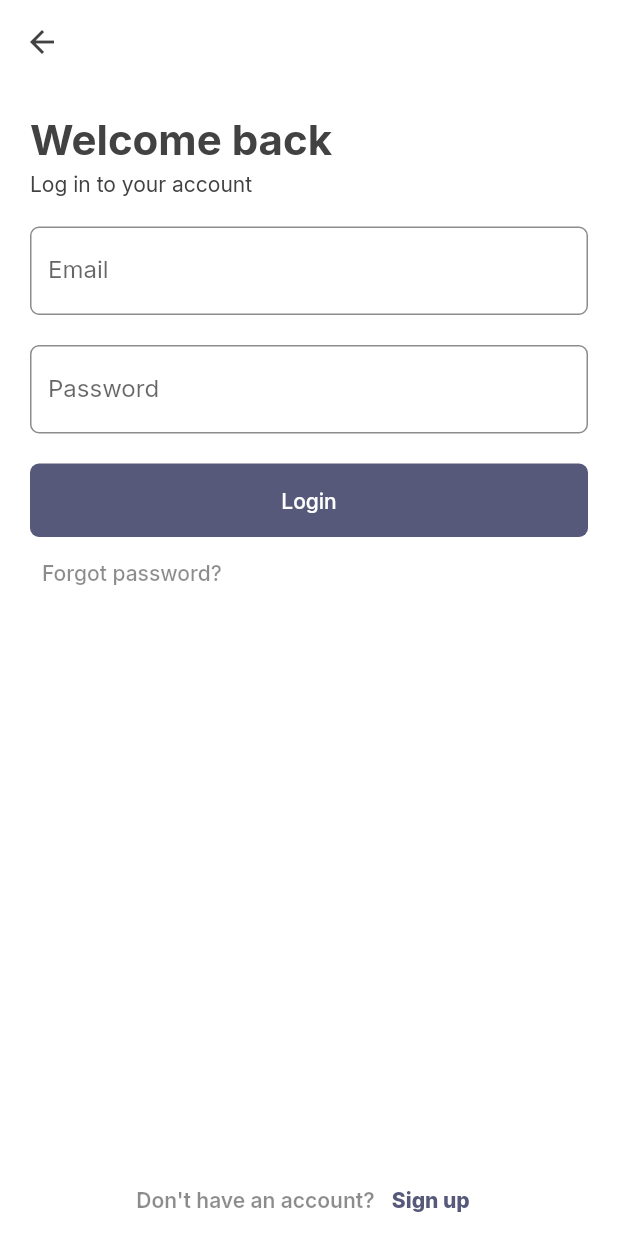
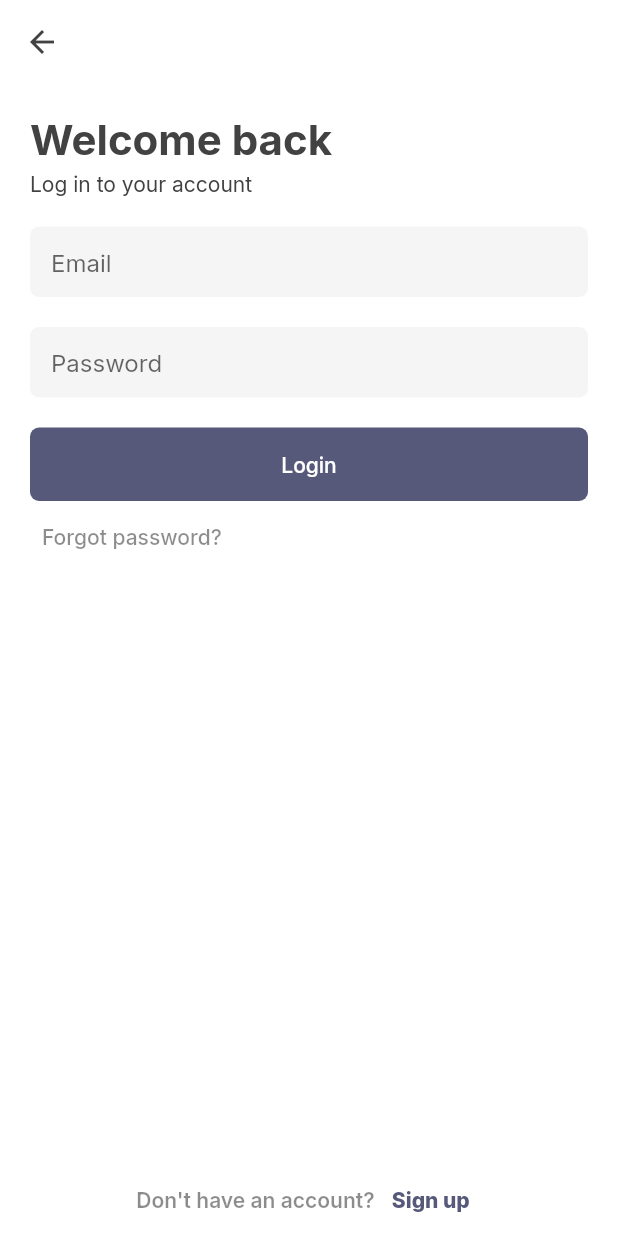
Before and after one commit to fdai3105/flutter_khoaluan_totnghiep, a Flutter app: the LoginScreen screen opened by its route, on a phone screen of 412 x 824 dp. Run offline on Flutter 3.47's test engine with Material 2 defaults, Android fonts, the phone set to English and light mode, and no system bars; our stand-ins replace carousel_slider, dio, flutter_phoenix, flutter_rating_bar, google_fonts, percent_indicator and 5 more; missing offline and left inert: regexpattern; accounts and stored records are empty; statements that could not run were skipped.

Commit message:
remove dead code

```diff
--- a/lib/src/presentation/auth/login/login_screen.dart
+++ b/lib/src/presentation/auth/login/login_screen.dart
@@ -54,15 +54,11 @@ class LoginScreen extends StatelessWidget {
                         WidgetInput(
                           onChanged: (value) => {email = value},
                           hint: 'Email',
-                          focusColor: Colors.black54,
-                          type: TextInputType.emailAddress,
                         ),
                         const SizedBox(height: 20),
                         WidgetInput(
                           onChanged: (value) => {password = value},
                           hint: 'Password',
-                          focusColor: Colors.black54,
-                          isPassword: true,
                         ),
                         const SizedBox(height: 20),
                         WidgetButton(
--- a/lib/src/presentation/auth/register/register_viewmodel.dart
+++ b/lib/src/presentation/auth/register/register_viewmodel.dart
@@ -1,7 +1,7 @@
 import 'package:flutter/cupertino.dart';
 import 'package:flutter/material.dart';
-import 'package:khoaluan_totnghiep_mobile/src/utils/utils.dart';
 import 'package:rxdart/rxdart.dart';
+import '../../../utils/utils.dart';
 import '../../../resources/resources.dart';
 import '../../presentation.dart';
 
--- a/lib/src/presentation/dashboard/user/user_tab.dart
+++ b/lib/src/presentation/dashboard/user/user_tab.dart
@@ -1,6 +1,6 @@
 import 'package:flutter/material.dart';
-import 'package:khoaluan_totnghiep_mobile/src/utils/shared_pref.dart';
 import 'package:persistent_bottom_nav_bar/persistent-tab-view.dart';
+import '../../../utils/utils.dart';
 import '../../../configs/configs.dart';
 import '../../presentation.dart';
 
--- a/lib/src/presentation/widgets/widget_input.dart
+++ b/lib/src/presentation/widgets/widget_input.dart
@@ -2,65 +2,112 @@ import 'package:flutter/material.dart';
 import '../../configs/configs.dart';
 
 class WidgetInput extends StatelessWidget {
-  final ValueChanged<String> onChanged;
-  final bool enableHint;
+  final Function(String) onChanged;
   final String hint;
-  final TextStyle hintStyle;
-  final Color color;
-  final Color focusColor;
-  final BorderRadius borderRadius;
-  final Icon prefixIcon;
-  final Icon sufferIcon;
   final String value;
   final bool readOnly;
-  final TextInputType type;
-  final bool isPassword;
 
   const WidgetInput({
     Key key,
     this.hint,
-    this.enableHint,
-    this.color,
-    this.focusColor,
-    this.borderRadius,
-    this.prefixIcon,
-    this.sufferIcon,
     this.onChanged,
-    this.hintStyle,
-    this.value,
-    this.readOnly = false,
-    this.type,
-    this.isPassword = false,
+    this.value, this.readOnly = false,
   }) : super(key: key);
 
   @override
   Widget build(BuildContext context) {
-    return Theme(
-      data: Theme.of(context)
-          .copyWith(primaryColor: focusColor ?? AppColors.dark45),
+    return Flexible(
+      child: Container(
+        decoration: BoxDecoration(
+          color: Colors.grey.shade100,
+          borderRadius: AppStyles.radiusNormal,
+        ),
         child: TextFormField(
           onChanged: onChanged,
           initialValue: value ?? '',
-        keyboardType: type,
+          readOnly: readOnly,
           decoration: InputDecoration(
-          labelText: hint ?? '',
-          labelStyle: hintStyle == null
-              ? hintStyle
-              : hintStyle.copyWith(color: AppColors.dark45),
-          enabledBorder: OutlineInputBorder(
-            borderRadius: borderRadius ?? AppStyles.radiusNormal,
-            borderSide: BorderSide(color: color ?? AppColors.dark45),
+            hintText: hint ?? '',
+            contentPadding: const EdgeInsets.symmetric(
+              vertical: 14,
+              horizontal: 14,
             ),
+            isDense: true,
+            enabledBorder: InputBorder.none,
             focusedBorder: OutlineInputBorder(
-            borderRadius: borderRadius ?? AppStyles.radiusNormal,
-            borderSide: BorderSide(color: focusColor ?? AppColors.dark45),
+              borderRadius: AppStyles.radiusNormal,
+              borderSide: const BorderSide(
+                color: AppColors.primary,
+                width: 2,
               ),
-          prefixIcon: prefixIcon,
-          suffixIcon: sufferIcon,
             ),
-        readOnly: readOnly,
-        obscureText: isPassword,
+          ),
+        ),
       ),
     );
   }
 }
+
+// class WidgetInput extends StatelessWidget {
+//   final ValueChanged<String> onChanged;
+//   final bool enableHint;
+//   final String hint;
+//   final TextStyle hintStyle;
+//   final Color color;
+//   final Color focusColor;
+//   final BorderRadius borderRadius;
+//   final Icon prefixIcon;
+//   final Icon sufferIcon;
+//   final String value;
+//   final bool readOnly;
+//   final TextInputType type;
+//   final bool isPassword;
+//
+//   const WidgetInput({
+//     Key key,
+//     this.hint,
+//     this.enableHint,
+//     this.color,
+//     this.focusColor,
+//     this.borderRadius,
+//     this.prefixIcon,
+//     this.sufferIcon,
+//     this.onChanged,
+//     this.hintStyle,
+//     this.value,
+//     this.readOnly = false,
+//     this.type,
+//     this.isPassword = false,
+//   }) : super(key: key);
+//
+//   @override
+//   Widget build(BuildContext context) {
+//     return Theme(
+//       data: Theme.of(context)
+//           .copyWith(primaryColor: focusColor ?? AppColors.dark45),
+//       child: TextFormField(
+//         onChanged: onChanged,
+//         initialValue: value ?? '',
+//         keyboardType: type,
+//         decoration: InputDecoration(
+//           labelText: hint ?? '',
+//           labelStyle: hintStyle == null
+//               ? hintStyle
+//               : hintStyle.copyWith(color: AppColors.dark45),
+//           enabledBorder: OutlineInputBorder(
+//             borderRadius: borderRadius ?? AppStyles.radiusNormal,
+//             borderSide: BorderSide(color: color ?? AppColors.dark45),
+//           ),
+//           focusedBorder: OutlineInputBorder(
+//             borderRadius: borderRadius ?? AppStyles.radiusNormal,
+//             borderSide: BorderSide(color: focusColor ?? AppColors.dark45),
+//           ),
+//           prefixIcon: prefixIcon,
+//           suffixIcon: sufferIcon,
+//         ),
+//         readOnly: readOnly,
+//         obscureText: isPassword,
+//       ),
+//     );
+//   }
+// }
```
Also changed, not shown: lib/src/presentation/auth/register/register_screen.dart (+6 -48 lines). Lines whose indentation alone changed are shown as unchanged.
